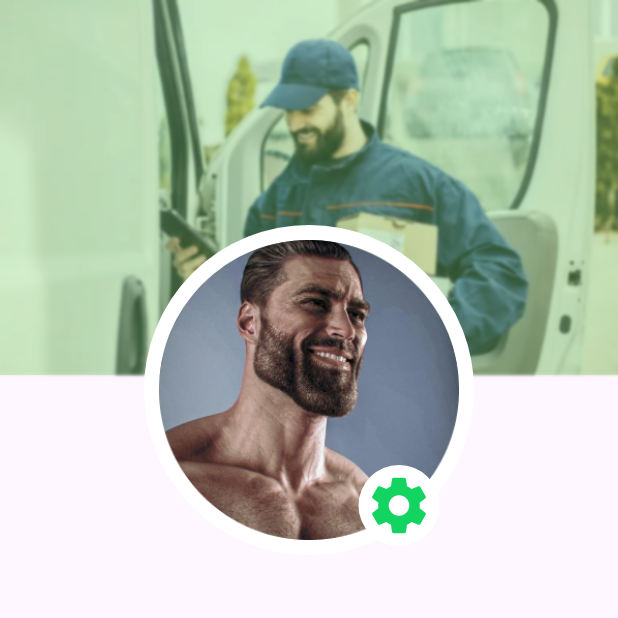
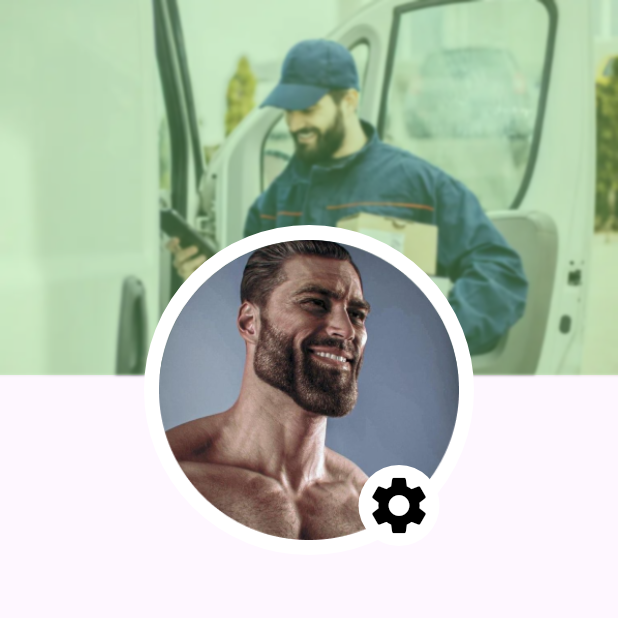
Before and after one commit to alanolv/Quaxly, a Flutter app: the screen it shows after launch, on a phone screen of 412 x 824 dp, the top half of it. Run offline on Flutter 3.47's test engine with Material 3 defaults, Android fonts, the phone set to English and light mode, and no system bars; our stand-ins replace get.

Commit message:
adding settings button

```diff
--- a/quaxly/lib/screens/home_screen.dart
+++ b/quaxly/lib/screens/home_screen.dart
@@ -61,14 +61,14 @@ class _HomeScreenState extends State<HomeScreen> {
               Transform.translate(
                 offset: const Offset(60, -160),
                 child: Container(
-                  padding: EdgeInsets.all(4),
-                  decoration: BoxDecoration(
+                  padding:const EdgeInsets.all(4),
+                  decoration:const BoxDecoration(
                     color: Colors.white,
                     shape: BoxShape.circle, // Forma del borde
                   ),
-                  child: Icon(
+                  child:const Icon(
                     Icons.settings,
-                    color: primaryColor,
+                    color: Colors.black,
                     size: 46,
                   )
                 ),
```
